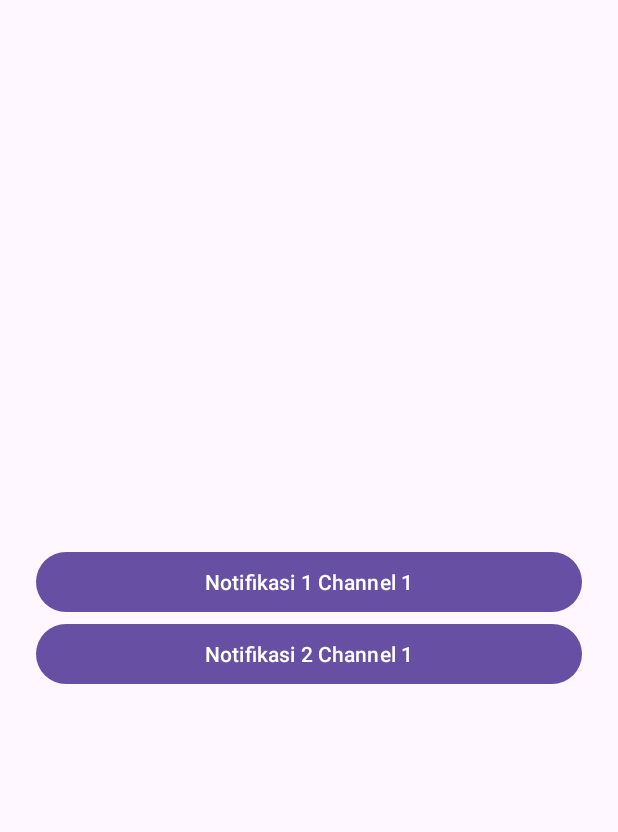
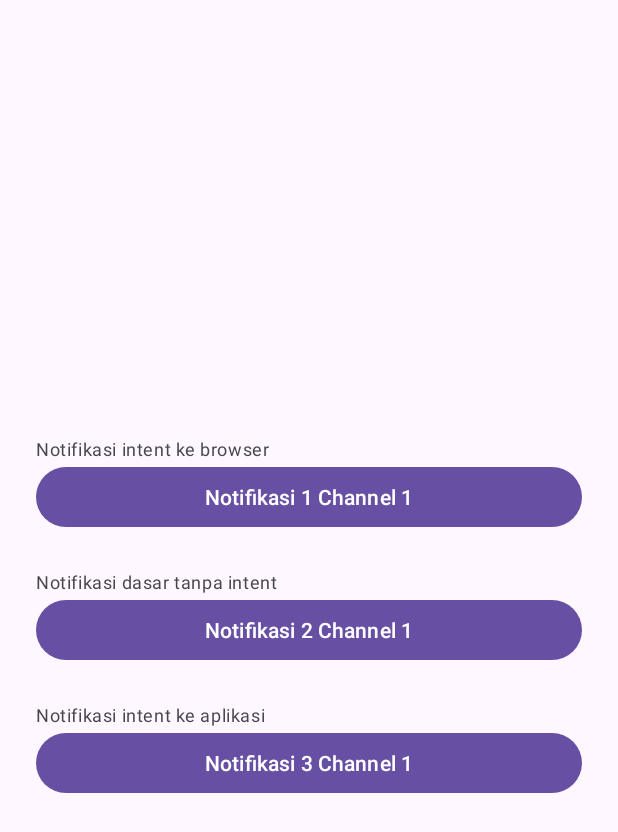
Before and after one commit to diczst/android-native-exercises, an Android app: the NotificationActivity screen opened directly, with no data from a screen before it, on a phone screen of 412 x 824 dp. Shown: the top 832 px of the screen. Run offline under Robolectric (Android 15) with nearby library versions, the phone set to English and light mode, and no system bars.

Commit message:
notification intent to app

```diff
--- /dev/null
+++ b/Exercises/app/src/main/java/com/neonusa/exercises/Constants.kt
@@ -0,0 +1,6 @@
+package com.neonusa.exercises
+
+object Constants {
+    val NOTIFICATION_CHANNEl_ID = "my_notification_channel"
+    val NOTIFICATION_CHANNEL_NAME = "Exercise Notification Channel"
+}
--- a/Exercises/app/src/main/java/com/neonusa/exercises/MainActivity.kt
+++ b/Exercises/app/src/main/java/com/neonusa/exercises/MainActivity.kt
@@ -13,7 +13,7 @@ class MainActivity : AppCompatActivity() {
     val items = listOf(
         Exercise(1,"Service",0),
         Exercise(2,"Notification",1),
-        Exercise(3,"Alarm",2),
+        Exercise(3,"Alarm",0),
     )
 
     override fun onCreate(savedInstanceState: Bundle?) {
--- a/Exercises/app/src/main/res/layout/activity_notification.xml
+++ b/Exercises/app/src/main/res/layout/activity_notification.xml
@@ -9,12 +9,28 @@
     android:gravity="center"
     tools:context=".notification.NotificationActivity">
 
+    <TextView
+        android:layout_width="match_parent"
+        android:layout_height="wrap_content"
+        android:text="Notifikasi intent ke browser"
+        style="@style/TextAppearance.Material3.BodySmall"
+        android:layout_marginHorizontal="24dp"/>
+
     <com.google.android.material.button.MaterialButton
         android:id="@+id/btn_notification"
         android:layout_width="match_parent"
         android:layout_height="wrap_content"
         android:layout_marginHorizontal="24dp"
         android:text="Notifikasi 1 Channel 1"/>
+
+
+    <TextView
+        android:layout_width="match_parent"
+        android:layout_height="wrap_content"
+        android:text="Notifikasi dasar tanpa intent"
+        style="@style/TextAppearance.Material3.BodySmall"
+        android:layout_marginTop="24dp"
+        android:layout_marginHorizontal="24dp"/>
 
     <com.google.android.material.button.MaterialButton
         android:id="@+id/btn_notification2"
@@ -23,4 +39,18 @@
         android:layout_marginHorizontal="24dp"
         android:text="Notifikasi 2 Channel 1"/>
 
+    <TextView
+        android:layout_width="match_parent"
+        android:layout_height="wrap_content"
+        android:text="Notifikasi intent ke aplikasi"
+        style="@style/TextAppearance.Material3.BodySmall"
+        android:layout_marginTop="24dp"
+        android:layout_marginHorizontal="24dp"/>
+    <com.google.android.material.button.MaterialButton
+        android:id="@+id/btn_notification3"
+        android:layout_width="match_parent"
+        android:layout_height="wrap_content"
+        android:layout_marginHorizontal="24dp"
+        android:text="Notifikasi 3 Channel 1"/>
+
 </LinearLayout>
```
Also changed, not shown: Exercises/app/src/main/AndroidManifest.xml (+8 -3 lines), Exercises/app/src/main/java/com/neonusa/exercises/alarm/AlarmReceiver.kt (added, +60 -0 lines), Exercises/app/src/main/java/com/neonusa/exercises/notification/NotificationActivity.kt (+48 -14 lines), Exercises/app/src/main/res/layout/activity_alarm.xml (+39 -2 lines).
